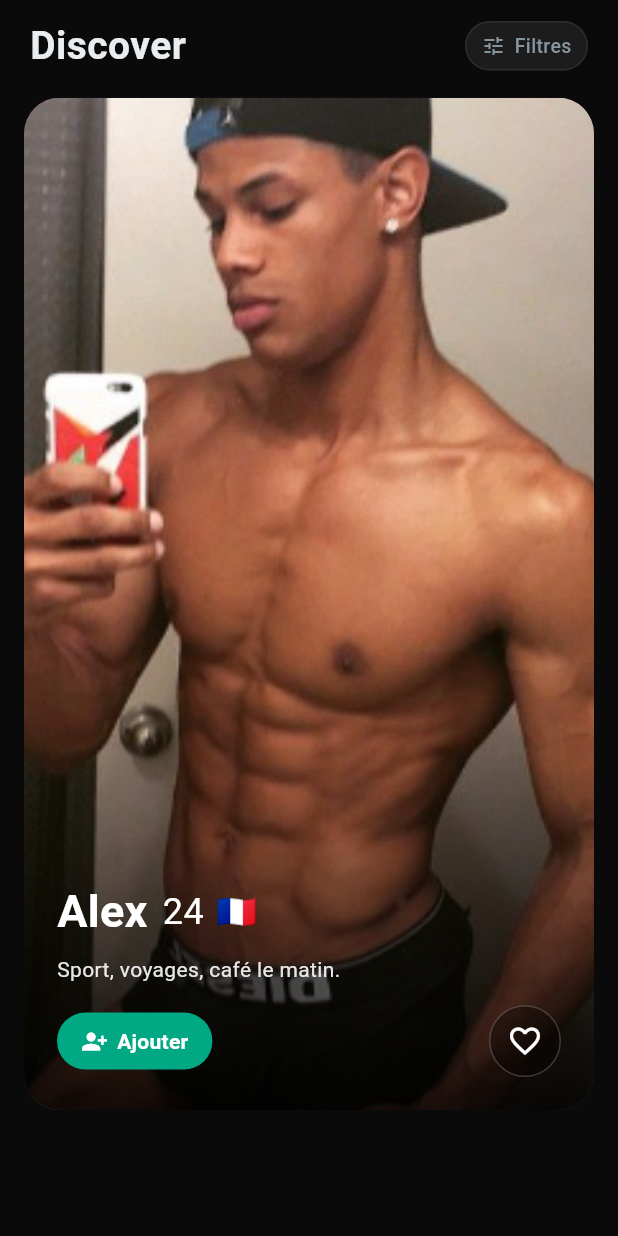
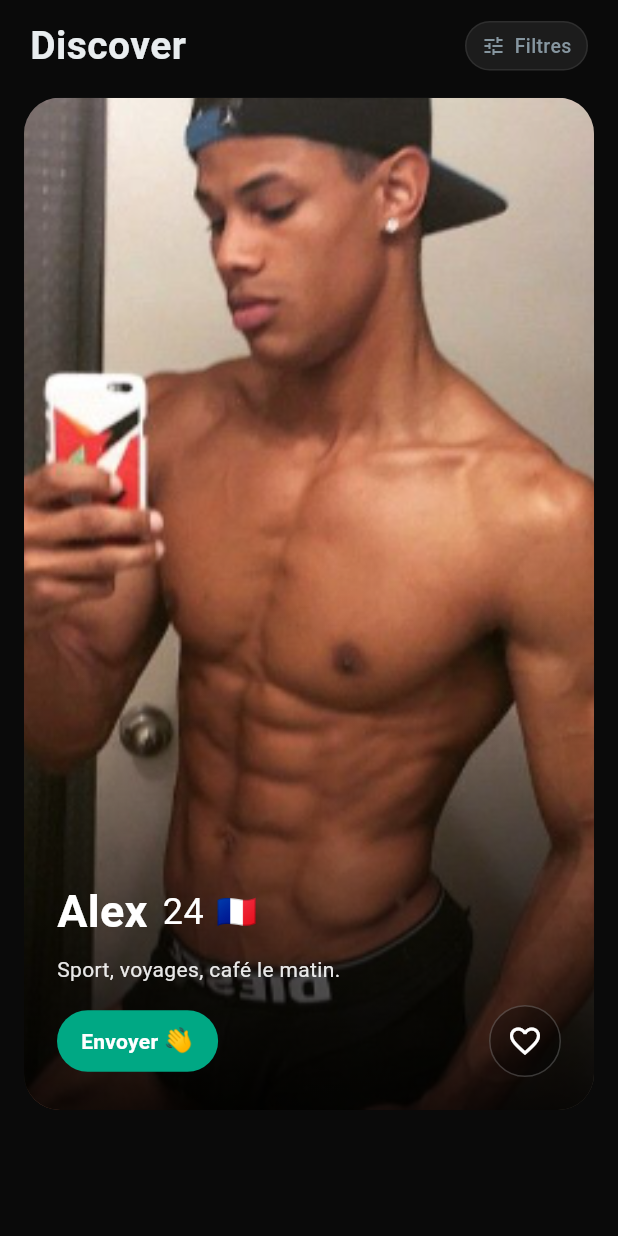
Before and after one commit to djeffarhaouanouh-svg/translate, a Flutter app: the DiscoverScreen screen opened directly, on a phone screen of 412 x 824 dp. Run offline on Flutter 3.47's test engine with Material 3 defaults, Android fonts, the phone set to English and light mode, and no system bars; our stand-ins replace image_picker, permission_handler, shared_preferences, supabase_flutter; missing offline and left inert: flutter_webrtc, livekit_client; accounts and stored records are empty.

Commit message:
feat(discover): replace Ajouter with "Envoyer 👋" + bounce/haptic
The button now sends an instant wave: medium haptic impact on press, the 👋 emoji bursts (scale to 1.7x then back) and waves left/right on a 420ms timeline. Snackbar copy updated to "👋 envoyé à <name>". Card still advances after the press.

Co-Authored-By: Claude Opus 4.7 (1M context) <noreply@anthropic.com>

```diff
--- a/lib/screens/discover_screen.dart
+++ b/lib/screens/discover_screen.dart
@@ -1,4 +1,5 @@
 import 'package:flutter/material.dart';
+import 'package:flutter/services.dart';
 
 import '../theme/whatsapp_call_theme.dart';
 
@@ -32,10 +33,10 @@ class _DiscoverScreenState extends State<DiscoverScreen> {
     });
   }
 
-  void _addFriend(String name) {
+  void _sendHello(String name) {
     ScaffoldMessenger.of(context).showSnackBar(
       SnackBar(
-        content: Text('Demande envoyée à $name'),
+        content: Text('👋 envoyé à $name'),
         duration: const Duration(seconds: 2),
         backgroundColor: WhatsAppCallTheme.bar,
       ),
@@ -99,7 +100,7 @@ class _DiscoverScreenState extends State<DiscoverScreen> {
               profile: _profiles[_topIndex],
               liked: _liked.contains(_profiles[_topIndex].name),
               onAdd: () {
-                _addFriend(_profiles[_topIndex].name);
+                _sendHello(_profiles[_topIndex].name);
                 _advance();
               },
               onToggleLike: () => _toggleLike(_profiles[_topIndex].name),
@@ -287,9 +288,60 @@ class _ProfileCard extends StatelessWidget {
   }
 }
 
-class _AddButton extends StatelessWidget {
+/// "Envoyer 👋" — the emoji scales up briefly and the device gives a short
+/// haptic tap on press. Parent then advances to the next card.
+class _AddButton extends StatefulWidget {
   const _AddButton({required this.onTap});
   final VoidCallback onTap;
+
+  @override
+  State<_AddButton> createState() => _AddButtonState();
+}
+
+class _AddButtonState extends State<_AddButton>
+    with SingleTickerProviderStateMixin {
+  late final AnimationController _ctrl;
+  late final Animation<double> _scale;
+  late final Animation<double> _rotate;
+
+  @override
+  void initState() {
+    super.initState();
+    _ctrl = AnimationController(
+      vsync: this,
+      duration: const Duration(milliseconds: 420),
+    );
+    // Scale: 1 → 1.7 → 1, with overshoot.
+    _scale = TweenSequence<double>([
+      TweenSequenceItem(
+          tween: Tween(begin: 1.0, end: 1.7)
+              .chain(CurveTween(curve: Curves.easeOut)),
+          weight: 40),
+      TweenSequenceItem(
+          tween: Tween(begin: 1.7, end: 1.0)
+              .chain(CurveTween(curve: Curves.easeIn)),
+          weight: 60),
+    ]).animate(_ctrl);
+    // Wave: -15° → +15° → -10° → 0 over the burst.
+    _rotate = TweenSequence<double>([
+      TweenSequenceItem(tween: Tween(begin: 0.0, end: -0.26), weight: 25),
+      TweenSequenceItem(tween: Tween(begin: -0.26, end: 0.26), weight: 25),
+      TweenSequenceItem(tween: Tween(begin: 0.26, end: -0.17), weight: 25),
+      TweenSequenceItem(tween: Tween(begin: -0.17, end: 0.0), weight: 25),
+    ]).animate(_ctrl);
+  }
+
+  @override
+  void dispose() {
+    _ctrl.dispose();
+    super.dispose();
+  }
+
+  void _onPress() {
+    HapticFeedback.mediumImpact();
+    _ctrl.forward(from: 0);
+    widget.onTap();
+  }
 
   @override
   Widget build(BuildContext context) {
@@ -298,21 +350,29 @@ class _AddButton extends StatelessWidget {
       borderRadius: BorderRadius.circular(999),
       child: InkWell(
         borderRadius: BorderRadius.circular(999),
-        onTap: onTap,
-        child: const Padding(
-          padding: EdgeInsets.symmetric(horizontal: 16, vertical: 9),
+        onTap: _onPress,
+        child: Padding(
+          padding: const EdgeInsets.symmetric(horizontal: 16, vertical: 9),
           child: Row(
             mainAxisSize: MainAxisSize.min,
             children: [
-              Icon(Icons.person_add_alt_1, size: 18, color: Colors.white),
-              SizedBox(width: 6),
-              Text(
-                'Ajouter',
+              const Text(
+                'Envoyer ',
                 style: TextStyle(
                   color: Colors.white,
                   fontSize: 14,
                   fontWeight: FontWeight.w600,
                   letterSpacing: 0.2,
+                ),
+              ),
+              AnimatedBuilder(
+                animation: _ctrl,
+                builder: (_, _) => Transform.rotate(
+                  angle: _rotate.value,
+                  child: Transform.scale(
+                    scale: _scale.value,
+                    child: const Text('👋', style: TextStyle(fontSize: 16)),
+                  ),
                 ),
               ),
             ],
```
